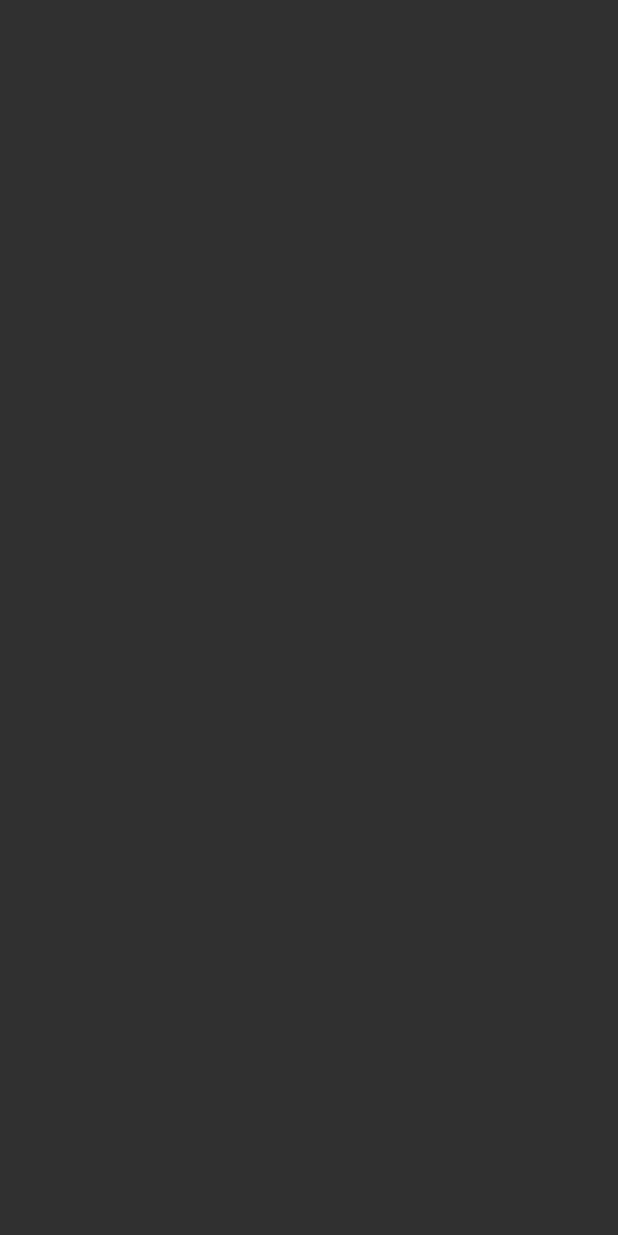
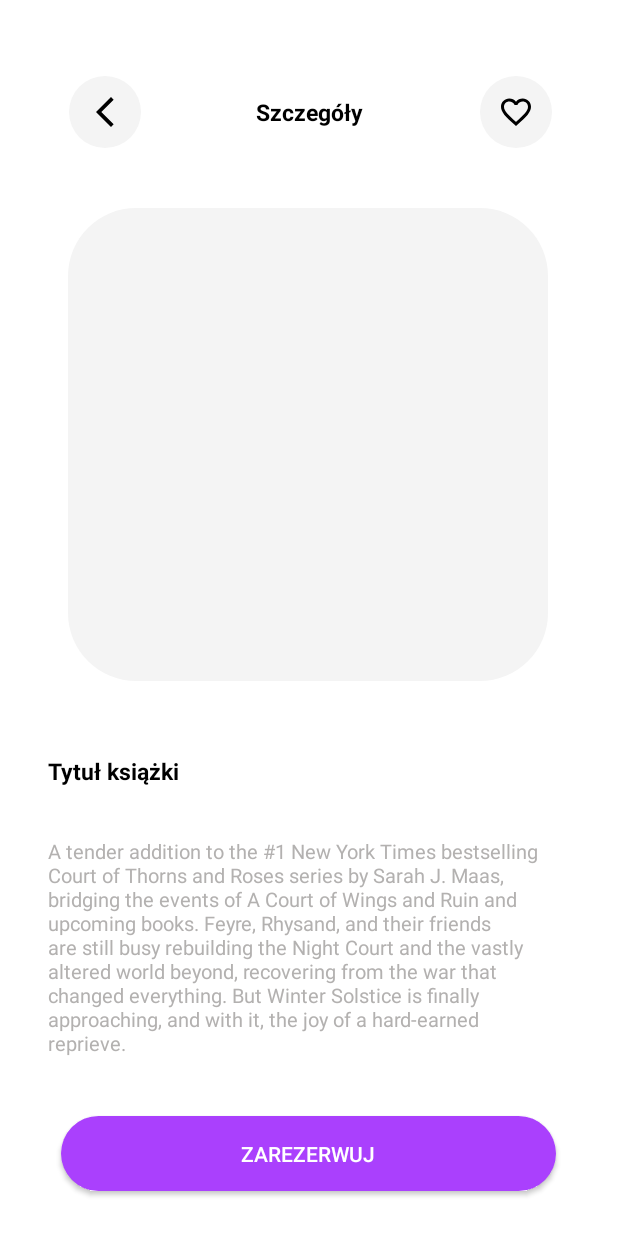
Before and after one commit to ErshEight/projekt, an Android app: the detailsScreen screen opened directly, with no data from a screen before it, on a phone screen of 412 x 824 dp. Before the commit the screen is empty. Run offline under Robolectric (Android 15) with nearby library versions, the phone set to English and light mode, and no system bars.

Commit message:
details screen

```diff
--- /dev/null
+++ b/app/src/main/res/drawable/ic_arrow_back.xml
@@ -0,0 +1,5 @@
+<vector android:height="24dp" android:tint="#000000"
+    android:viewportHeight="24" android:viewportWidth="24"
+    android:width="24dp" xmlns:android="http://schemas.android.com/apk/res/android">
+    <path android:fillColor="@android:color/white" android:pathData="M17.77,3.77l-1.77,-1.77l-10,10l10,10l1.77,-1.77l-8.23,-8.23z"/>
+</vector>
--- a/app/src/main/res/layout/activity_details_screen.xml
+++ b/app/src/main/res/layout/activity_details_screen.xml
@@ -4,6 +4,109 @@
     xmlns:tools="http://schemas.android.com/tools"
     android:layout_width="match_parent"
     android:layout_height="match_parent"
+    android:background="@color/white"
     tools:context=".detailsScreen">
 
+    <ImageButton
+        android:id="@+id/backButton"
+        android:layout_width="48dp"
+        android:layout_height="48dp"
+        android:background="@drawable/roundedbutton"
+        android:contentDescription="back"
+        android:layout_marginLeft="15dp"
+        app:layout_constraintBottom_toBottomOf="parent"
+        app:layout_constraintEnd_toEndOf="parent"
+        app:layout_constraintHorizontal_bias="0.088"
+        app:layout_constraintStart_toStartOf="parent"
+        app:layout_constraintTop_toTopOf="parent"
+        app:layout_constraintVertical_bias="0.065"
+        app:srcCompat="@drawable/ic_arrow_back" />
+
+    <ImageButton
+        android:id="@+id/favouriteButton"
+        android:layout_width="48dp"
+        android:layout_height="48dp"
+        android:background="@drawable/roundedbutton"
+        android:layout_marginRight="15dp"
+        android:contentDescription="favourite"
+        app:layout_constraintBottom_toBottomOf="parent"
+        app:layout_constraintEnd_toEndOf="parent"
+        app:layout_constraintHorizontal_bias="0.917"
+        app:layout_constraintStart_toStartOf="parent"
+        app:layout_constraintTop_toTopOf="parent"
+        app:layout_constraintVertical_bias="0.065"
+        app:srcCompat="@drawable/ic_favorite" />
+
+    <TextView
+        android:id="@+id/details"
+        android:layout_width="wrap_content"
+        android:layout_height="wrap_content"
+        android:text="Szczegóły"
+        android:textColor="#000000"
+        android:textSize="15sp"
+        android:textStyle="bold"
+        app:layout_constraintBottom_toBottomOf="parent"
+        app:layout_constraintEnd_toEndOf="parent"
+        app:layout_constraintStart_toStartOf="parent"
+        app:layout_constraintTop_toTopOf="parent"
+        app:layout_constraintVertical_bias="0.080" />
+
+    <View
+        android:id="@+id/backgroundForImage"
+        android:layout_width="320dp"
+        android:layout_height="315dp"
+        android:background="@drawable/roundishbutton"
+        android:layout_marginHorizontal="15dp"
+        app:layout_constraintBottom_toBottomOf="parent"
+        app:layout_constraintEnd_toEndOf="parent"
+        app:layout_constraintHorizontal_bias="0.494"
+        app:layout_constraintStart_toStartOf="parent"
+        app:layout_constraintTop_toTopOf="parent"
+        app:layout_constraintVertical_bias="0.273" />
+
+    <TextView
+        android:id="@+id/title"
+        android:layout_width="wrap_content"
+        android:layout_height="wrap_content"
+        android:text="Tytuł książki"
+        android:textColor="#000000"
+        android:textSize="15sp"
+        android:textStyle="bold"
+        app:layout_constraintBottom_toBottomOf="parent"
+        app:layout_constraintEnd_toEndOf="parent"
+        app:layout_constraintHorizontal_bias="0.098"
+        app:layout_constraintStart_toStartOf="parent"
+        app:layout_constraintTop_toTopOf="parent"
+        app:layout_constraintVertical_bias="0.627" />
+
+    <TextView
+        android:id="@+id/description"
+        android:layout_width="335dp"
+        android:layout_height="160dp"
+        android:text="A tender addition to the #1 New York Times bestselling Court of Thorns and Roses series by Sarah J. Maas, bridging the events of A Court of Wings and Ruin and upcoming books.
+Feyre, Rhysand, and their friends are still busy rebuilding the Night Court and the vastly altered world beyond, recovering from the war that changed everything. But Winter Solstice is finally approaching, and with it, the joy of a hard-earned reprieve."
+        android:textColor="#B3B1B0"
+        android:textSize="13sp"
+        app:layout_constraintBottom_toBottomOf="parent"
+        app:layout_constraintEnd_toEndOf="parent"
+        app:layout_constraintHorizontal_bias="0.421"
+        app:layout_constraintStart_toStartOf="parent"
+        app:layout_constraintTop_toTopOf="parent"
+        app:layout_constraintVertical_bias="0.84" />
+
+    <Button
+        android:id="@+id/reserveButton"
+        android:layout_width="330dp"
+        android:layout_height="50dp"
+        android:background="@drawable/roundedbutton"
+        android:backgroundTint="#AA40FD"
+        android:text="Zarezerwuj"
+        app:layout_constraintBottom_toBottomOf="parent"
+        app:layout_constraintEnd_toEndOf="parent"
+        app:layout_constraintHorizontal_bias="0.493"
+        app:layout_constraintStart_toStartOf="parent"
+        app:layout_constraintTop_toTopOf="parent"
+        app:layout_constraintVertical_bias="0.961" />
+
+
 </androidx.constraintlayout.widget.ConstraintLayout>
```
